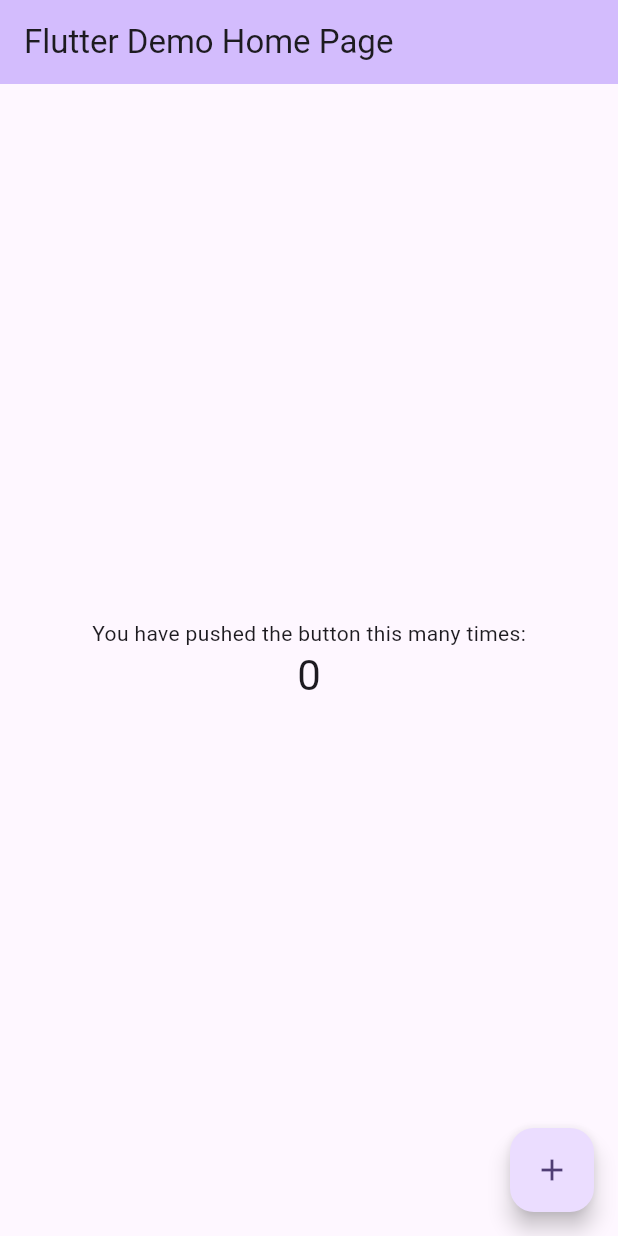
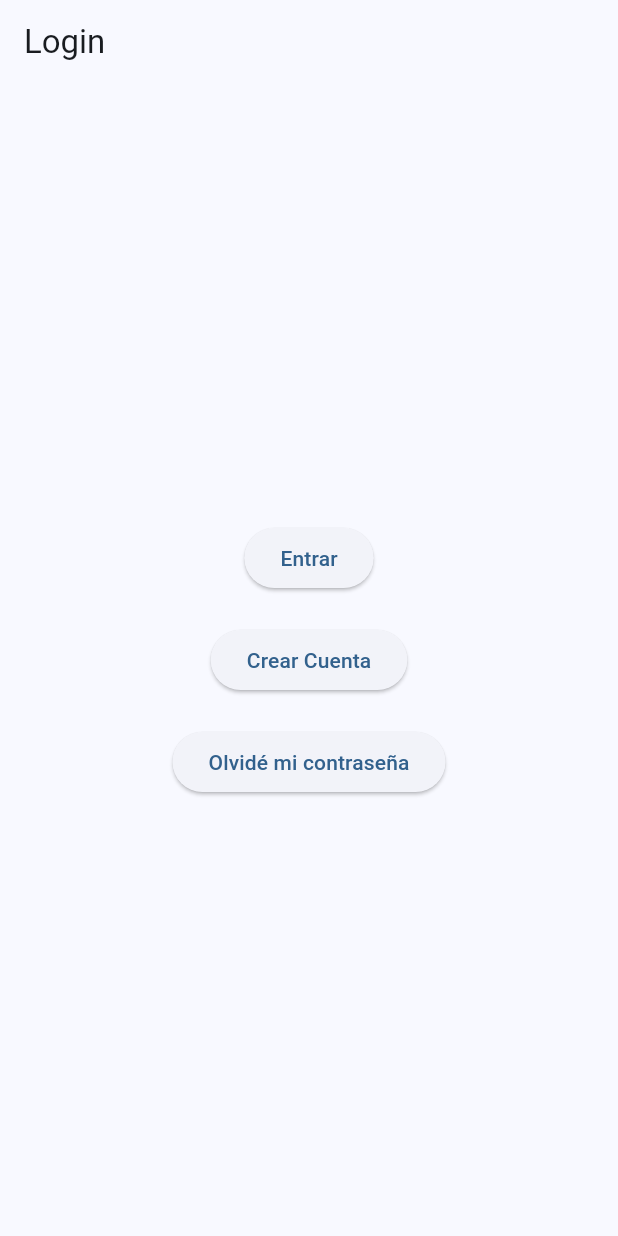
Before and after one commit to Felix2114/SmartSwine, a Flutter app: the screen it shows after launch, on a phone screen of 412 x 824 dp. Run offline on Flutter 3.47's test engine with Material 3 defaults, Android fonts, the phone set to English and light mode, and no system bars.

Commit message:
add screens

```diff
--- a/lib/main.dart
+++ b/lib/main.dart
@@ -1,4 +1,5 @@
 import 'package:flutter/material.dart';
+import 'screens/login_page.dart';
 
 void main() {
   runApp(const MyApp());
@@ -7,116 +8,16 @@ void main() {
 class MyApp extends StatelessWidget {
   const MyApp({super.key});
 
-  // This widget is the root of your application.
   @override
   Widget build(BuildContext context) {
     return MaterialApp(
-      title: 'Flutter Demo',
+      title: 'SmartSwine',
       theme: ThemeData(
-        // This is the theme of your application.
-        //
-        // TRY THIS: Try running your application with "flutter run". You'll see
-        // the application has a purple toolbar. Then, without quitting the app,
-        // try changing the seedColor in the colorScheme below to Colors.green
-        // and then invoke "hot reload" (save your changes or press the "hot
-        // reload" button in a Flutter-supported IDE, or press "r" if you used
-        // the command line to start the app).
-        //
-        // Notice that the counter didn't reset back to zero; the application
-        // state is not lost during the reload. To reset the state, use hot
-        // restart instead.
-        //
-        // This works for code too, not just values: Most code changes can be
-        // tested with just a hot reload.
-        colorScheme: ColorScheme.fromSeed(seedColor: Colors.deepPurple),
+        colorScheme: ColorScheme.fromSeed(
+          seedColor: const Color.fromARGB(255, 251, 250, 253),
+        ),
       ),
-      home: const MyHomePage(title: 'Flutter Demo Home Page'),
+      home: const LoginPage(), // Pantalla inicial
     );
   }
 }
-
-class MyHomePage extends StatefulWidget {
-  const MyHomePage({super.key, required this.title});
-
-  // This widget is the home page of your application. It is stateful, meaning
-  // that it has a State object (defined below) that contains fields that affect
-  // how it looks.
-
-  // This class is the configuration for the state. It holds the values (in this
-  // case the title) provided by the parent (in this case the App widget) and
-  // used by the build method of the State. Fields in a Widget subclass are
-  // always marked "final".
-
-  final String title;
-
-  @override
-  State<MyHomePage> createState() => _MyHomePageState();
-}
-
-class _MyHomePageState extends State<MyHomePage> {
-  int _counter = 0;
-
-  void _incrementCounter() {
-    setState(() {
-      // This call to setState tells the Flutter framework that something has
-      // changed in this State, which causes it to rerun the build method below
-      // so that the display can reflect the updated values. If we changed
-      // _counter without calling setState(), then the build method would not be
-      // called again, and so nothing would appear to happen.
-      _counter++;
-    });
-  }
-
-  @override
-  Widget build(BuildContext context) {
-    // This method is rerun every time setState is called, for instance as done
-    // by the _incrementCounter method above.
-    //
-    // The Flutter framework has been optimized to make rerunning build methods
-    // fast, so that you can just rebuild anything that needs updating rather
-    // than having to individually change instances of widgets.
-    return Scaffold(
-      appBar: AppBar(
-        // TRY THIS: Try changing the color here to a specific color (to
-        // Colors.amber, perhaps?) and trigger a hot reload to see the AppBar
-        // change color while the other colors stay the same.
-        backgroundColor: Theme.of(context).colorScheme.inversePrimary,
-        // Here we take the value from the MyHomePage object that was created by
-        // the App.build method, and use it to set our appbar title.
-        title: Text(widget.title),
-      ),
-      body: Center(
-        // Center is a layout widget. It takes a single child and positions it
-        // in the middle of the parent.
-        child: Column(
-          // Column is also a layout widget. It takes a list of children and
-          // arranges them vertically. By default, it sizes itself to fit its
-          // children horizontally, and tries to be as tall as its parent.
-          //
-          // Column has various properties to control how it sizes itself and
-          // how it positions its children. Here we use mainAxisAlignment to
-          // center the children vertically; the main axis here is the vertical
-          // axis because Columns are vertical (the cross axis would be
-          // horizontal).
-          //
-          // TRY THIS: Invoke "debug painting" (choose the "Toggle Debug Paint"
-          // action in the IDE, or press "p" in the console), to see the
-          // wireframe for each widget.
-          mainAxisAlignment: MainAxisAlignment.center,
-          children: <Widget>[
-            const Text('You have pushed the button this many times:'),
-            Text(
-              '$_counter',
-              style: Theme.of(context).textTheme.headlineMedium,
-            ),
-          ],
-        ),
-      ),
-      floatingActionButton: FloatingActionButton(
-        onPressed: _incrementCounter,
-        tooltip: 'Increment',
-        child: const Icon(Icons.add),
-      ), // This trailing comma makes auto-formatting nicer for build methods.
-    );
-  }
-}
--- /dev/null
+++ b/lib/screens/login_page.dart
@@ -0,0 +1,51 @@
+import 'package:flutter/material.dart';
+import 'start_page.dart';
+import 'create_page.dart';
+import 'password_page.dart';
+
+class LoginPage extends StatelessWidget {
+  const LoginPage({super.key});
+
+  @override
+  Widget build(BuildContext context) {
+    return Scaffold(
+      appBar: AppBar(title: const Text('Login')),
+      body: Center(
+        child: Column(
+          mainAxisSize: MainAxisSize.min,
+          children: [
+            ElevatedButton(
+              child: const Text('Entrar'),
+              onPressed: () {
+                Navigator.pushReplacement(
+                  context,
+                  MaterialPageRoute(builder: (context) => const StartPage()),
+                );
+              },
+            ),
+            const SizedBox(height: 20),
+            ElevatedButton(
+              child: const Text('Crear Cuenta'),
+              onPressed: () {
+                Navigator.push(
+                  context,
+                  MaterialPageRoute(builder: (context) => const CreatePage()),
+                );
+              },
+            ),
+            const SizedBox(height: 20),
+            ElevatedButton(
+              child: const Text('Olvidé mi contraseña'),
+              onPressed: () {
+                Navigator.push(
+                  context,
+                  MaterialPageRoute(builder: (context) => const PasswordPage()),
+                );
+              },
+            ),
+          ],
+        ),
+      ),
+    );
+  }
+}
```
Also changed, not shown: lib/screens/analysis_page.dart (added, +28 -0 lines), lib/screens/camera_page.dart (added, +28 -0 lines), lib/screens/confirm_page.dart (added, +10 -0 lines), lib/screens/create_page.dart (added, +10 -0 lines), lib/screens/data_page.dart (added, +10 -0 lines), lib/screens/home_page.dart (added, +10 -0 lines), lib/screens/password_page.dart (added, +10 -0 lines), lib/screens/settings_page.dart (added, +53 -0 lines), lib/screens/start_page.dart (added, +72 -0 lines).
